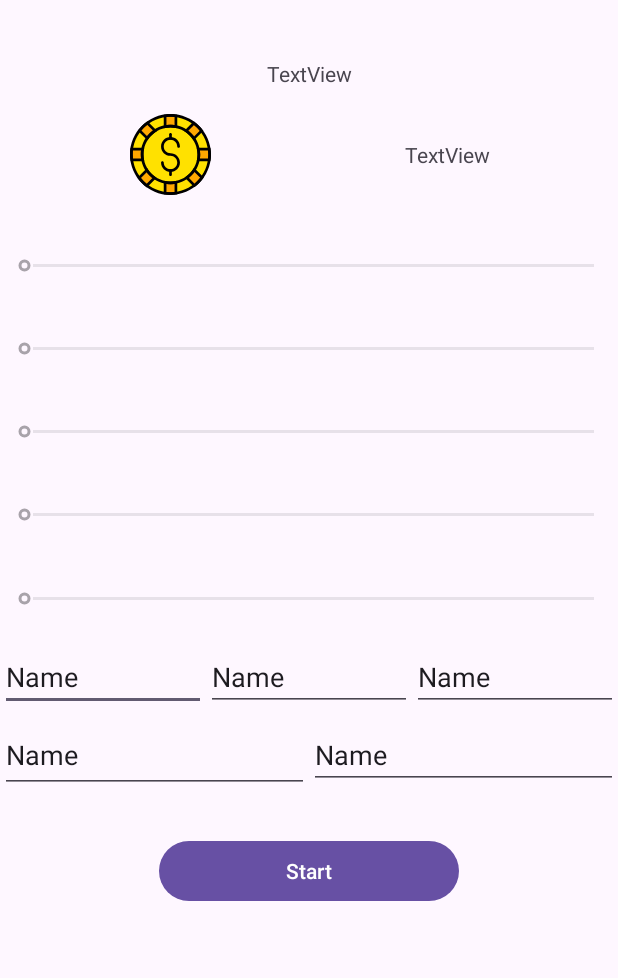
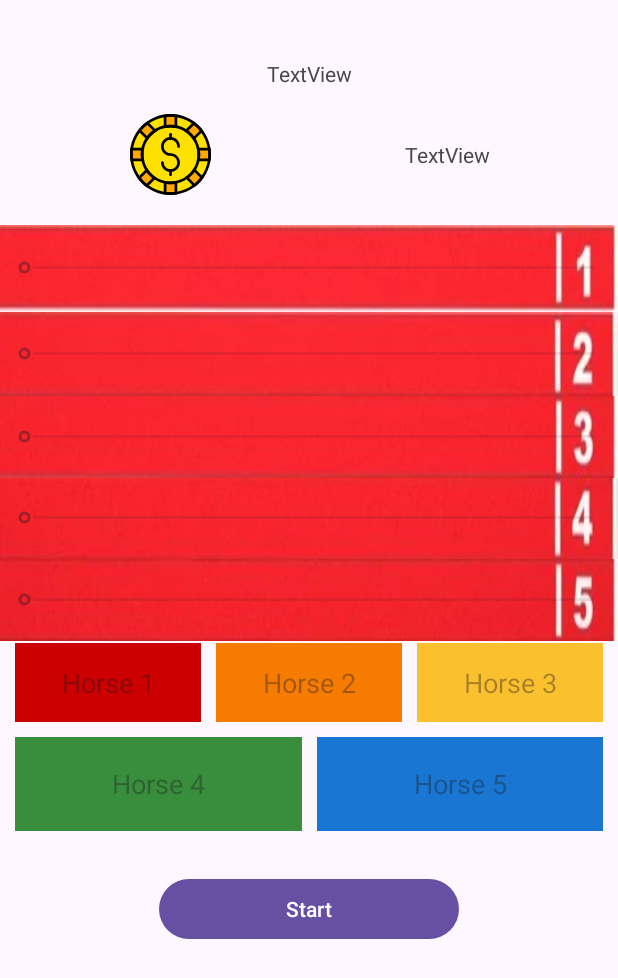
Before and after one commit to SWD-project/HorseBettingGame, an Android app: the GameActivity screen opened directly, with no data from a screen before it, on a phone screen of 412 x 824 dp. Shown: the top 978 px of the screen. Run offline under Robolectric (Android 15) with nearby library versions, the phone set to English and light mode, and no system bars.

Commit message:
added background for each lane

```diff
--- a/app/src/main/res/layout/activity_game.xml
+++ b/app/src/main/res/layout/activity_game.xml
@@ -21,7 +21,8 @@
             android:layout_width="match_parent"
             android:layout_height="wrap_content"
             android:layout_weight="1"
-            android:orientation="horizontal">
+            android:orientation="horizontal"
+            android:background="@drawable/lane1">
 
             <SeekBar
                 android:id="@+id/seekBarHorse1"
@@ -36,7 +37,8 @@
             android:layout_width="match_parent"
             android:layout_height="wrap_content"
             android:layout_weight="1"
-            android:orientation="horizontal">
+            android:orientation="horizontal"
+            android:background="@drawable/lane2">
 
             <SeekBar
                 android:id="@+id/seekBarHorse2"
@@ -51,7 +53,8 @@
             android:layout_width="match_parent"
             android:layout_height="wrap_content"
             android:layout_weight="1"
-            android:orientation="horizontal">
+            android:orientation="horizontal"
+            android:background="@drawable/lane3">
 
             <SeekBar
                 android:id="@+id/seekBarHorse3"
@@ -66,7 +69,8 @@
             android:layout_width="match_parent"
             android:layout_height="wrap_content"
             android:layout_weight="1"
-            android:orientation="horizontal">
+            android:orientation="horizontal"
+            android:background="@drawable/lane4">
 
             <SeekBar
                 android:id="@+id/seekBarHorse4"
@@ -81,7 +85,8 @@
             android:layout_width="match_parent"
             android:layout_height="wrap_content"
             android:layout_weight="1"
-            android:orientation="horizontal">
+            android:orientation="horizontal"
+            android:background="@drawable/lane5">
 
             <SeekBar
                 android:id="@+id/seekBarHorse5"
@@ -150,7 +155,7 @@
     <LinearLayout
         android:id="@+id/linearLayout2"
         android:layout_width="match_parent"
-        android:layout_height="100dp"
+        android:layout_height="125dp"
         android:layout_marginTop="1dp"
         android:orientation="vertical"
         app:layout_constraintEnd_toEndOf="parent"
@@ -160,66 +165,94 @@
         <LinearLayout
             android:layout_width="match_parent"
             android:layout_height="match_parent"
+            android:layout_marginBottom="10dp"
             android:layout_weight="1"
-            android:orientation="horizontal">
+            android:orientation="horizontal"
+            android:paddingStart="10dp"
+            android:paddingEnd="10dp">
 
             <EditText
                 android:id="@+id/editTextBetHorse1"
                 android:layout_width="wrap_content"
-                android:layout_height="wrap_content"
+                android:layout_height="match_parent"
+                android:layout_gravity="center|center_horizontal"
+                android:layout_marginRight="10dp"
                 android:layout_weight="1"
+                android:background="@android:color/holo_red_dark"
                 android:ems="10"
+                android:gravity="center|center_horizontal"
                 android:hint="Horse 1"
-                android:inputType="text"
-                android:text="Name" />
+                android:inputType="number"
+                android:maxWidth="488dp"
+                android:minHeight="48dp" />
 
             <EditText
                 android:id="@+id/editTextBetHorse2"
                 android:layout_width="wrap_content"
-                android:layout_height="wrap_content"
+                android:layout_height="match_parent"
+                android:layout_gravity="center"
+                android:layout_marginRight="10dp"
                 android:layout_weight="1"
+                android:background="#F57C00"
                 android:ems="10"
+                android:gravity="center"
                 android:hint="Horse 2"
-                android:inputType="text"
-                android:text="Name" />
+                android:inputType="number"
+                android:maxWidth="488dp"
+                android:minHeight="48dp" />
 
             <EditText
                 android:id="@+id/editTextBetHorse3"
                 android:layout_width="wrap_content"
-                android:layout_height="wrap_content"
+                android:layout_height="match_parent"
+                android:layout_gravity="center"
                 android:layout_weight="1"
+                android:background="#FBC02D"
                 android:ems="10"
+                android:gravity="center"
                 android:hint="Horse 3"
-                android:inputType="text"
-                android:text="Name" />
+                android:inputType="number"
+                android:maxWidth="488dp"
+                android:minHeight="48dp" />
         </LinearLayout>
 
         <LinearLayout
             android:layout_width="match_parent"
             android:layout_height="match_parent"
             android:layout_weight="1"
-            android:orientation="horizontal">
+            android:backgroundTint="#1976D2"
+            android:orientation="horizontal"
+            android:paddingStart="10dp"
+            android:paddingEnd="10dp">
 
 
             <EditText
                 android:id="@+id/editTextBetHorse4"
                 android:layout_width="wrap_content"
                 android:layout_height="match_parent"
+                android:layout_gravity="center"
+                android:layout_marginRight="10dp"
                 android:layout_weight="1"
+                android:background="#388E3C"
                 android:ems="10"
+                android:gravity="center"
                 android:hint="Horse 4"
-                android:inputType="text"
-                android:text="Name" />
+                android:inputType="number"
+                android:maxWidth="488dp" />
 
             <EditText
                 android:id="@+id/editTextBetHorse5"
                 android:layout_width="wrap_content"
-                android:layout_height="wrap_content"
+                android:layout_height="match_parent"
+                android:layout_gravity="center"
                 android:layout_weight="1"
+                android:background="#1976D2"
                 android:ems="10"
+                android:gravity="center"
                 android:hint="Horse 5"
-                android:inputType="text"
-                android:text="Name" />
+                android:inputType="number"
+                android:maxWidth="488dp"
+                android:minHeight="48dp" />
 
         </LinearLayout>
     </LinearLayout>
```
Also changed, not shown: app/src/main/res/drawable/grass.jpg (added), app/src/main/res/drawable/lane1.jpg (added), app/src/main/res/drawable/lane2.jpg (added), app/src/main/res/drawable/lane3.jpg (added), app/src/main/res/drawable/lane4.jpg (added), app/src/main/res/drawable/lane5.jpg (added).
